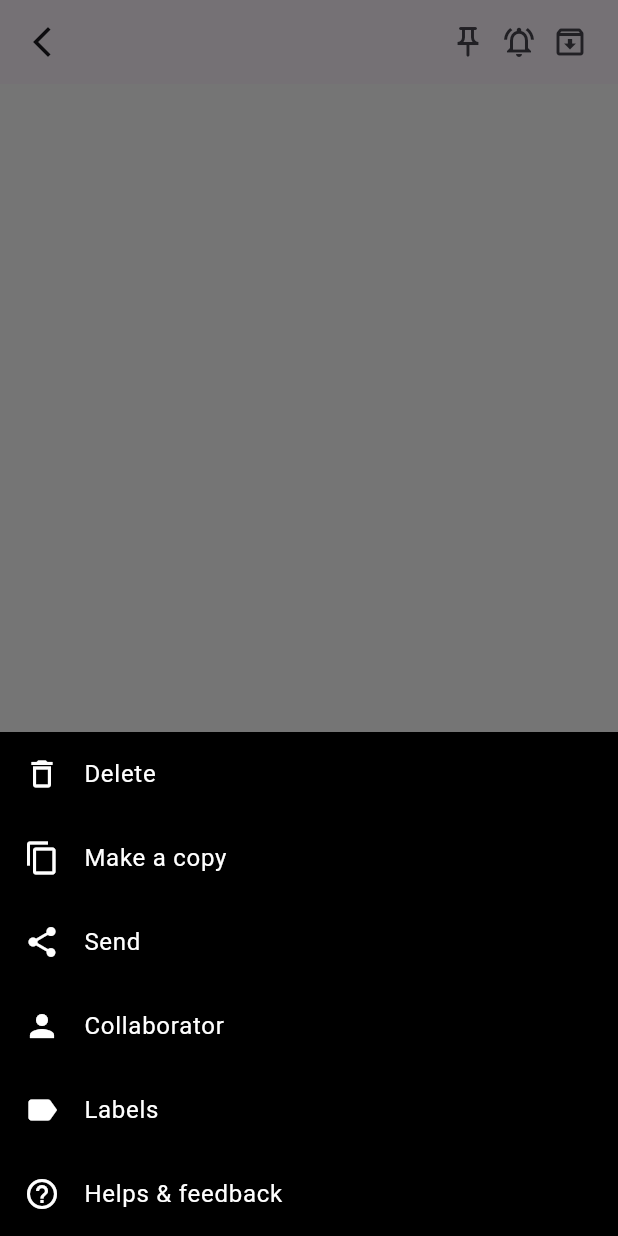
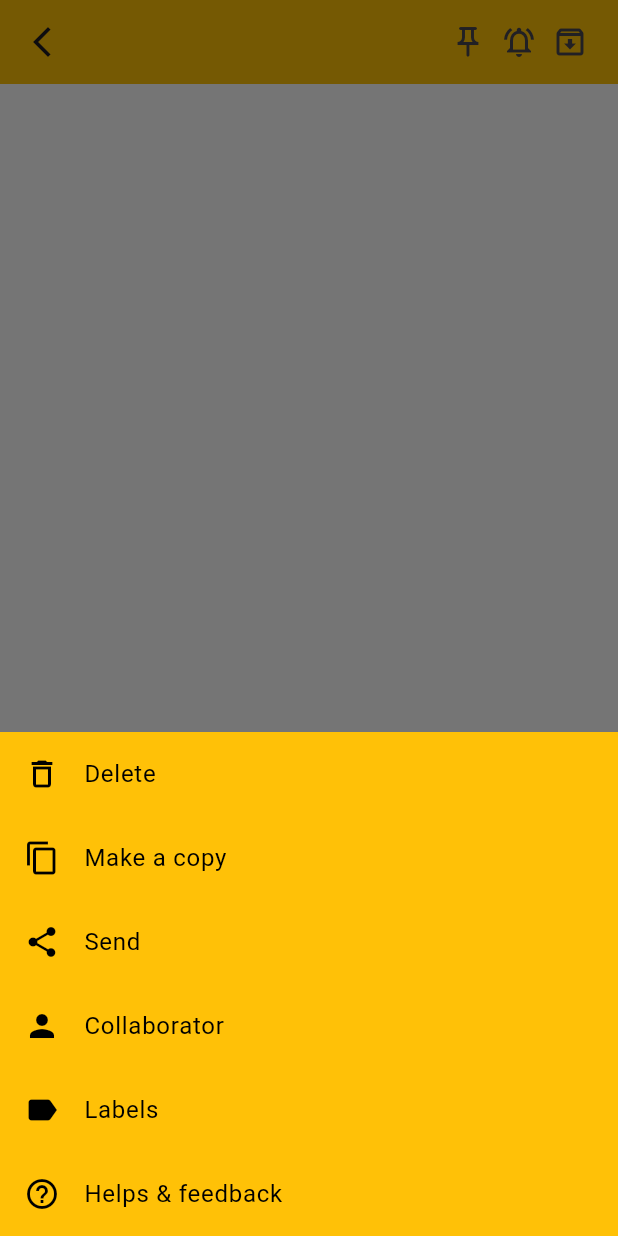
Before and after one commit to robiulsunnyemon/mynoteapp, a Flutter app: the updateNoteScreen screen opened directly with empty values, after a tap on the "more vert" icon, on a phone screen of 412 x 824 dp. Run offline on Flutter 3.47's test engine with Material 3 defaults, Android fonts, the phone set to English and light mode, and no system bars; our stand-ins replace cloud_firestore, firebase_auth, firebase_core, lottie; accounts and stored records are empty.

Commit message:
fix colorConstants

```diff
--- a/lib/screens/updateNoteScreen.dart
+++ b/lib/screens/updateNoteScreen.dart
@@ -26,6 +26,7 @@ class updateNoteScreen extends StatelessWidget {
     return Scaffold(
       backgroundColor: appColors.scafold_background,
       appBar: AppBar(
+        backgroundColor: appColors.headerBackground,
         actions: [
           Icon(Icons.push_pin_outlined),
           SizedBox(
@@ -58,11 +59,11 @@ class updateNoteScreen extends StatelessWidget {
                     border: InputBorder.none,
                     hintText: title,
                     hintStyle: TextStyle(
-                        color: Colors.white60,
+                        color: appColors.textformfeild_hints_color,
                         fontSize: 20,
                         fontWeight: FontWeight.bold)),
                 style: TextStyle(
-                    color: Colors.white,
+                    color: appColors.single_notes_widget_title_color,
                     fontSize: 20,
                     fontWeight: FontWeight.bold)),
             TextFormField(
@@ -71,11 +72,11 @@ class updateNoteScreen extends StatelessWidget {
                     border: InputBorder.none,
                     hintText: note,
                     hintStyle: TextStyle(
-                        color: Colors.white60,
+                        color: appColors.textformfeild_hints_color,
                         fontSize: 17,
                         fontWeight: FontWeight.w700)),
                 style: TextStyle(
-                    color: Colors.white60,
+                    color: appColors.single_notes_widget_note_color,
                     fontSize: 17,
                     fontWeight: FontWeight.w700)),
           ],
@@ -92,18 +93,18 @@ class updateNoteScreen extends StatelessWidget {
               Container(
                 child: Icon(
                   Icons.add,
-                  color: Colors.white60,
+                  color: appColors.icon_color,
                   size: 20,
                 ),
                 decoration:
-                    BoxDecoration(border: Border.all(color: Colors.white60)),
+                    BoxDecoration(border: Border.all(color: appColors.border_color,)),
               ),
               SizedBox(
                 width: 15,
               ),
               Icon(
                 Icons.color_lens_outlined,
-                color: Colors.white60,
+                color: appColors.icon_color,
                 size: 25,
               ),
               SizedBox(
@@ -111,7 +112,7 @@ class updateNoteScreen extends StatelessWidget {
               ),
               Icon(
                 Icons.legend_toggle,
-                color: Colors.white60,
+                color: appColors.icon_color,
                 size: 25,
               ),
             ],
@@ -121,7 +122,7 @@ class updateNoteScreen extends StatelessWidget {
               Text(
                 "3.5",
                 style: TextStyle(
-                    color: Colors.white60,
+                    color: appColors.icon_color,
                     fontSize: 17,
                     fontWeight: FontWeight.w700),
               ),
@@ -131,18 +132,22 @@ class updateNoteScreen extends StatelessWidget {
               GestureDetector(
                 child: Icon(
                   Icons.more_vert,
-                  color: Colors.white60,
+                  color: appColors.icon_color,
                   size: 25,
                 ),
                 onTap: () {
 
-                  showModalBottomSheet(context: context, builder: (context) {
+                  showModalBottomSheet(
+                    context: context,
+                    backgroundColor: appColors.bottom_sheet_background_color,
+                    builder: (context) {
                         return  Container(
                           height: 336,
                           width: double.infinity,
-                          color: Colors.black,
+                          color: appColors.bottom_sheet_background_color,
                           child: show_bottom_model_sheet_widget(id: id,title: title_TEcontroller.text,note: note_TEcontroller.text,user_id: user_id,),
                         );
+
                       },
                   );
                 },
@@ -153,8 +158,7 @@ class updateNoteScreen extends StatelessWidget {
               GestureDetector(
                 child: Icon(
                   Icons.add_task_outlined,
-                  color: Colors.white60,
-                  size: 25,
+                  color: appColors.icon_color,
                 ),
                 onTap: () {
                   note_controler.update_note(
--- a/lib/utils/colors.dart
+++ b/lib/utils/colors.dart
@@ -3,8 +3,20 @@ import 'dart:ui';
 import 'package:flutter/material.dart';
 
 class appColors{
-  static Color headerBackground=  Colors.amber;
-  static Color scafold_background=  Colors.white12;
-  static Color snackber_background=  Colors.black45;
-  static Color snackber_color=  Colors.white;
+  static Color headerBackground= Colors.amber;
+  static Color bottom_navigation_Background= Colors.amber;
+  static Color icon_color=  Colors.black;
+  static Color floating_action_button_Backgroundcolor= Colors.amber;
+  static Color scafold_background= Colors.white;
+  static Color border_color= Colors.black54;
+  static Color single_notes_widget_background= Colors.white;
+  static Color single_notes_widget_border_color= Colors.black54;
+  static Color single_notes_widget_title_color= Colors.black54;
+  static Color single_notes_widget_note_color= Colors.black54;
+  static Color textformfeild_hints_color= Colors.black54;
+  static Color snackber_background= Colors.white;
+  static Color snackber_color= Colors.white;
+  static Color bottom_sheet_background_color= Colors.amber;
+  static Color text_color= Colors.black;
+  static Color icon_text_color= Colors.black;
 }
--- a/lib/widget/show_model_sheet_widget.dart
+++ b/lib/widget/show_model_sheet_widget.dart
@@ -18,39 +18,44 @@ class show_bottom_model_sheet_widget extends StatelessWidget {
       children: [
         ListTile(
           title: GestureDetector(
-            child: Text("Delete",style: TextStyle(color: appColors.snackber_color,),),
+            child: Text("Delete",style: TextStyle(color: appColors.icon_text_color,),),
             onTap: (){
-              note_controler.delete_note(id);
-              Navigator.pushReplacement(context, MaterialPageRoute(builder: (context) => myHomeScreen(),),);
+              if(id=="no_data"){
+                Navigator.pushReplacement(context, MaterialPageRoute(builder: (context) => myHomeScreen(),),);
+              }else{
+                note_controler.delete_note(id);
+                Navigator.pushReplacement(context, MaterialPageRoute(builder: (context) => myHomeScreen(),),);
+              }
+
             },
           ),
-          leading: Icon(Icons.delete_outline,color: appColors.snackber_color,),
+          leading: Icon(Icons.delete_outline,color: appColors.icon_color,),
         ),
         ListTile(
           title: GestureDetector(
-              child: Text("Make a copy",style: TextStyle(color: appColors.snackber_color),),
+              child: Text("Make a copy",style: TextStyle(color: appColors.icon_text_color),),
               onTap: (){
                 note_controler.add_note(note_model(title: title!, note: note!, dateTime: DateTime.now(), user_id: user_id,));
                 Navigator.push(context, MaterialPageRoute(builder: (context) => myHomeScreen(),));
               },
           ),
-          leading: Icon(Icons.copy,color: appColors.snackber_color,),
+          leading: Icon(Icons.copy,color: appColors.icon_color,),
         ),
         ListTile(
-          title: Text("Send",style: TextStyle(color: appColors.snackber_color),),
-          leading: Icon(Icons.share,color: appColors.snackber_color,),
+          title: Text("Send",style: TextStyle(color: appColors.icon_text_color),),
+          leading: Icon(Icons.share,color: appColors.icon_color,),
         ),
         ListTile(
-          title: Text("Collaborator",style: TextStyle(color: appColors.snackber_color),),
-          leading: Icon(Icons.person,color: appColors.snackber_color,),
+          title: Text("Collaborator",style: TextStyle(color: appColors.icon_text_color),),
+          leading: Icon(Icons.person,color: appColors.icon_color,),
         ),
         ListTile(
-          title: Text("Labels",style: TextStyle(color: appColors.snackber_color),),
-          leading: Icon(Icons.label,color: appColors.snackber_color,),
+          title: Text("Labels",style: TextStyle(color: appColors.icon_text_color),),
+          leading: Icon(Icons.label,color: appColors.icon_color,),
         ),
         ListTile(
-          title: Text("Helps & feedback",style: TextStyle(color: appColors.snackber_color),),
-          leading: Icon(Icons.help_outline,color: appColors.snackber_color,),
+          title: Text("Helps & feedback",style: TextStyle(color: appColors.icon_text_color),),
+          leading: Icon(Icons.help_outline,color: appColors.icon_color,),
         ),
       ],
 
```
Also changed, not shown: lib/screens/addNoteScreen.dart (+45 -16 lines), lib/screens/homeScreen.dart (+10 -9 lines), lib/widget/singleNoteWidget.dart (+5 -4 lines).
